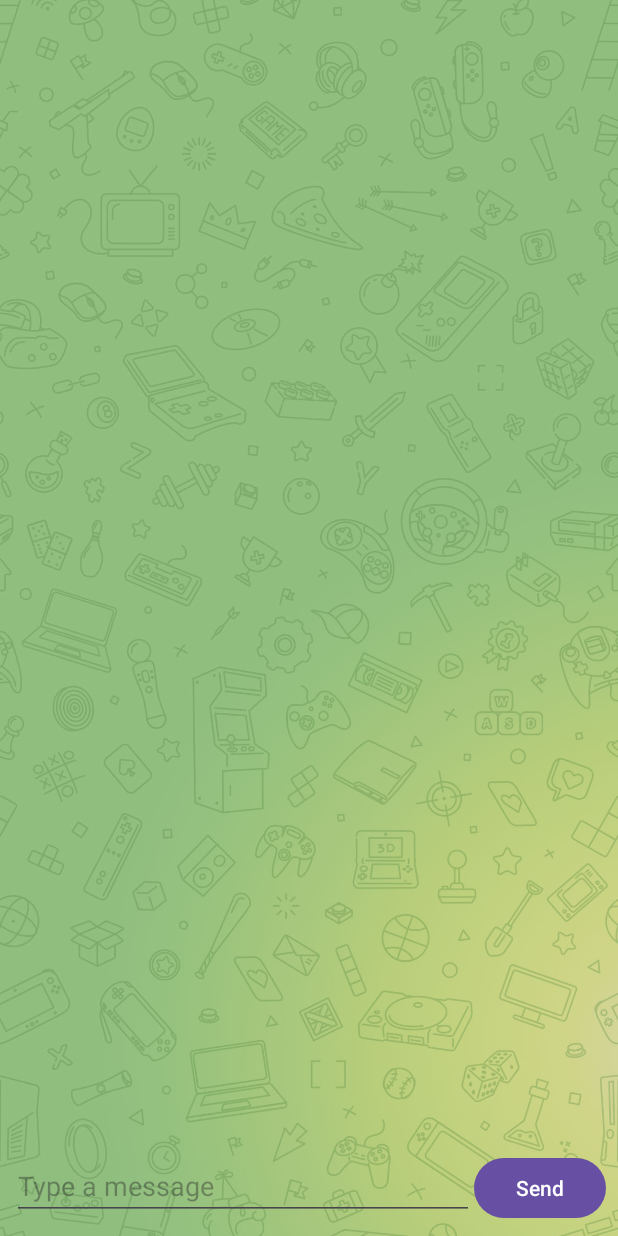
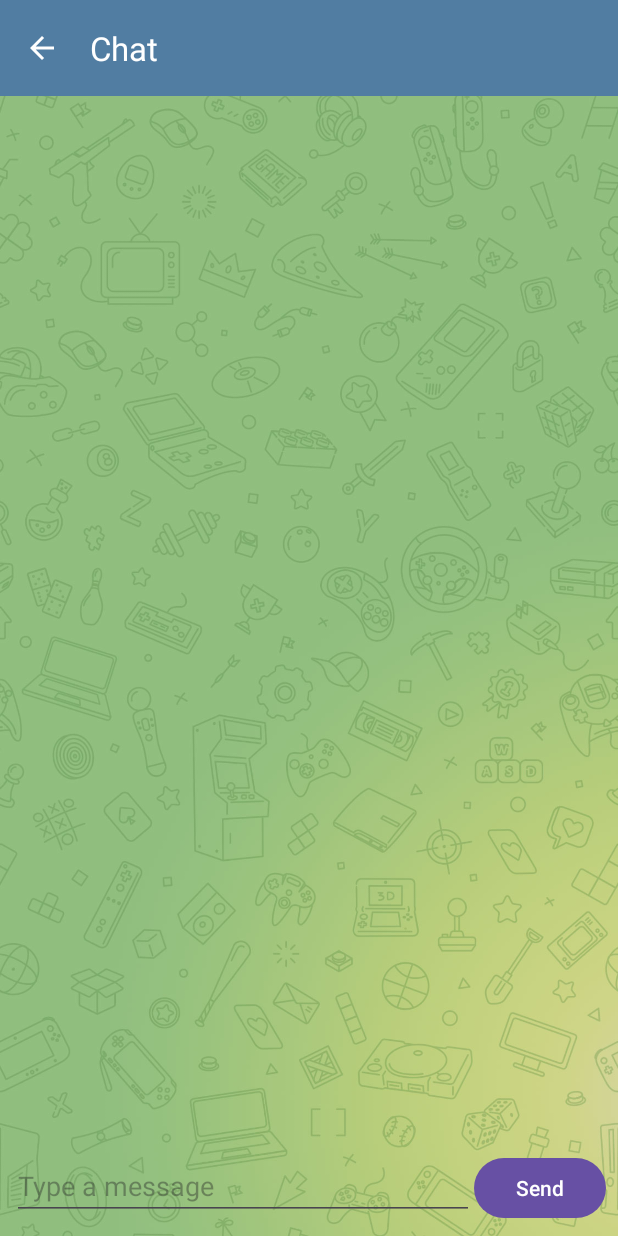
Before and after one commit to dmagan/AppAndroid, an Android app: the ChatActivity screen opened directly, with no data from a screen before it, on a phone screen of 412 x 824 dp. Run offline under Robolectric (Android 15) with nearby library versions, the phone set to English and light mode, and no system bars.

Commit message:
status bar و نوار ابزار هم به صفحه چت اضافه شد

```diff
--- a/app/src/main/java/com/example/myapplication/ChatActivity.java
+++ b/app/src/main/java/com/example/myapplication/ChatActivity.java
@@ -1,12 +1,16 @@
 package com.example.myapplication;
 
 import android.os.Bundle;
+import android.view.Window;
+import android.view.WindowManager;
+import androidx.appcompat.app.AppCompatActivity;
+import androidx.appcompat.widget.Toolbar;
+import androidx.core.content.ContextCompat;
+import androidx.recyclerview.widget.LinearLayoutManager;
+import androidx.recyclerview.widget.RecyclerView;
 import android.view.View;
 import android.widget.Button;
 import android.widget.EditText;
-import androidx.appcompat.app.AppCompatActivity;
-import androidx.recyclerview.widget.LinearLayoutManager;
-import androidx.recyclerview.widget.RecyclerView;
 import java.util.ArrayList;
 import java.util.List;
 
@@ -23,12 +27,22 @@ public class ChatActivity extends AppCompatActivity {
         super.onCreate(savedInstanceState);
         setContentView(R.layout.activity_chat);
 
+        // تغییر رنگ نوار وضعیت
+        Window window = getWindow();
+        window.addFlags(WindowManager.LayoutParams.FLAG_DRAWS_SYSTEM_BAR_BACKGROUNDS);
+        window.setStatusBarColor(ContextCompat.getColor(this, R.color.colorPrimaryDark));
+
+        // تنظیم Toolbar
+        Toolbar toolbar = findViewById(R.id.toolbar);
+        setSupportActionBar(toolbar);
+        getSupportActionBar().setTitle("Chat");
+        getSupportActionBar().setDisplayHomeAsUpEnabled(true); // نمایش دکمه بازگشت
+        toolbar.setNavigationOnClickListener(v -> onBackPressed()); // عملکرد دکمه بازگشت
+
         // دریافت اطلاعات کاربر از Intent
         String userName = getIntent().getStringExtra("userName");
-
-        // تنظیم عنوان اکتیویتی به نام کاربر
         if (userName != null) {
-            setTitle(userName);
+            getSupportActionBar().setTitle(userName);
         }
 
         // مقداردهی به ویوها
--- a/app/src/main/res/layout/activity_chat.xml
+++ b/app/src/main/res/layout/activity_chat.xml
@@ -1,15 +1,28 @@
 <?xml version="1.0" encoding="utf-8"?>
 <RelativeLayout xmlns:android="http://schemas.android.com/apk/res/android"
+    xmlns:app="http://schemas.android.com/apk/res-auto"
     xmlns:tools="http://schemas.android.com/tools"
     android:layout_width="match_parent"
     android:layout_height="match_parent"
+    android:fitsSystemWindows="true"
     tools:context=".ChatActivity">
+
+    <!-- Toolbar برای صفحه چت -->
+    <androidx.appcompat.widget.Toolbar
+        android:id="@+id/toolbar"
+        android:layout_width="match_parent"
+        android:layout_height="?attr/actionBarSize"
+        android:background="@color/colorPrimary"
+        android:elevation="4dp"
+        android:theme="@style/ToolbarTheme"
+        app:popupTheme="@style/ThemeOverlay.AppCompat.Light" />
 
     <!-- ImageView برای تصویر پس‌زمینه -->
     <ImageView
         android:id="@+id/chatBackground"
         android:layout_width="match_parent"
         android:layout_height="match_parent"
+        android:layout_below="@id/toolbar"
         android:scaleType="centerCrop"
         android:src="@drawable/chat_background"
         android:contentDescription="@null" />
@@ -18,8 +31,8 @@
         android:id="@+id/recyclerViewMessages"
         android:layout_width="match_parent"
         android:layout_height="0dp"
+        android:layout_below="@id/toolbar"
         android:layout_above="@id/messageInputLayout"
-        android:layout_alignParentTop="true"
         android:padding="8dp"
         android:clipToPadding="false"
         android:scrollbars="none"/>
--- a/app/src/main/res/values/styles.xml
+++ b/app/src/main/res/values/styles.xml
@@ -4,12 +4,12 @@
     <style name="AppTheme" parent="Theme.AppCompat.Light.DarkActionBar">
         <!-- Customize your theme here. -->
         <item name="colorPrimary">@color/colorPrimary</item>
-        <item name="android:windowTranslucentStatus">true</item>
-        <item name="android:fitsSystemWindows">true</item>
         <item name="colorPrimaryDark">@color/colorPrimaryDark</item>
         <item name="colorAccent">@color/colorAccent</item>
         <item name="android:statusBarColor">@color/colorPrimaryDark</item> <!-- رنگ نوار وضعیت -->
         <item name="android:windowLightStatusBar">false</item> <!-- متن نوار وضعیت تیره شود -->
+        <item name="android:windowTranslucentStatus">true</item>
+        <item name="android:fitsSystemWindows">true</item>
     </style>
 
     <!-- استایل سفارشی برای Toolbar -->
```
